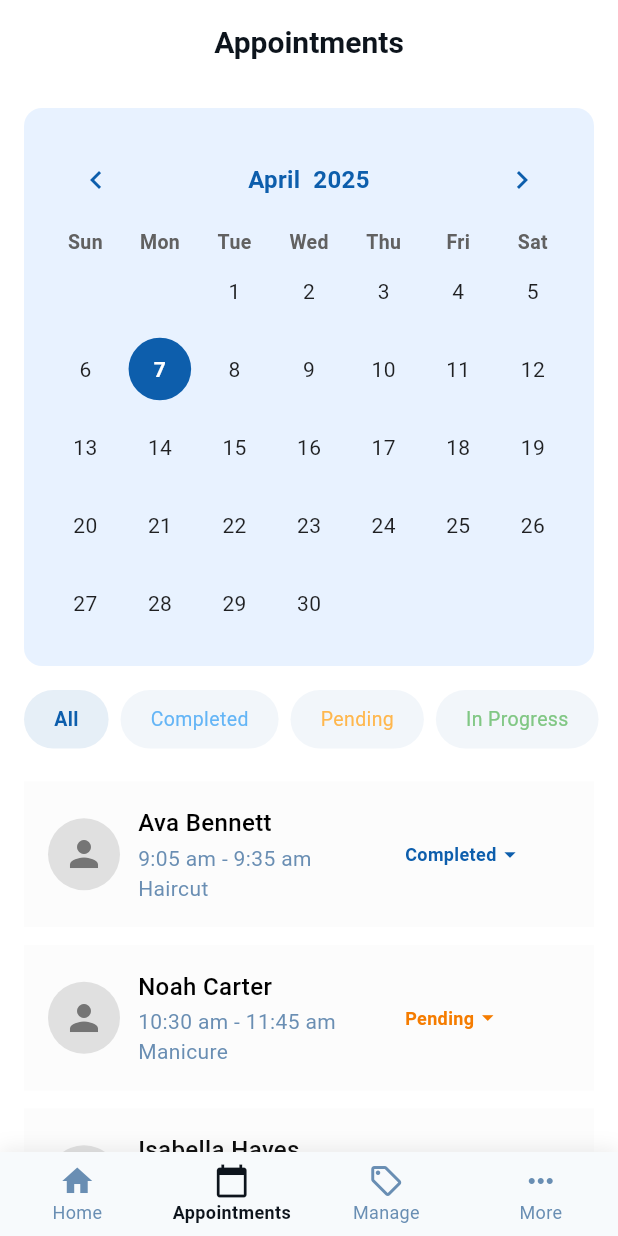
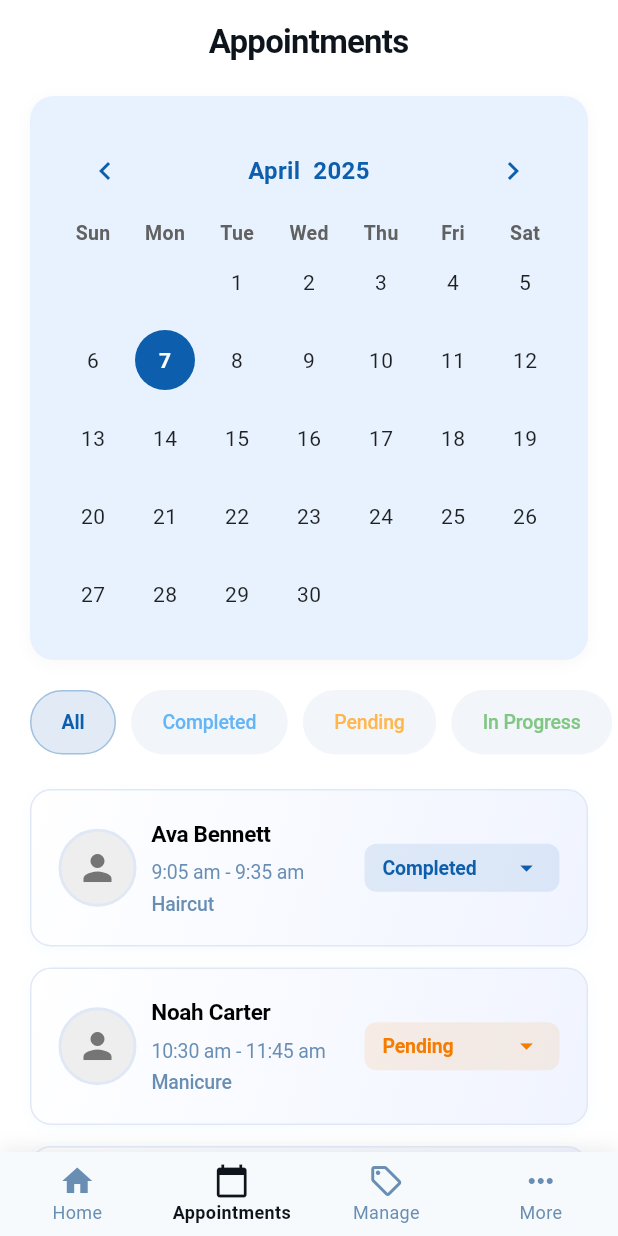
Before and after one commit to Saloon-Booking-System-SLT/Owner-Mobile-App, a Flutter app: the AppointmentsScreen screen opened directly, on a phone screen of 412 x 824 dp. Run offline on Flutter 3.47's test engine with Material 3 defaults, Android fonts, the light colour scheme and no system bars; drawn by our look-alikes of table_calendar; our stand-ins replace image_picker.

Commit message:
Update AppointmentsScreen
Enhance AppointmentsScreen UI: Adjust layout, improve styling, and add unselected text colors

```diff
--- a/lib/presentation/screens/appoinments/appointmentscreen.dart
+++ b/lib/presentation/screens/appoinments/appointmentscreen.dart
@@ -66,14 +66,16 @@ class _AppointmentsScreenState extends State<AppointmentsScreen> {
     return Scaffold(
       backgroundColor: AppColors.white,
       appBar: AppBar(
+        surfaceTintColor: Colors.transparent,
         backgroundColor: AppColors.white,
         elevation: 0,
         title: const Text(
           'Appointments',
           style: TextStyle(
             color: AppColors.textPrimary,
-            fontSize: 20,
+            fontSize: 22,
             fontWeight: FontWeight.w700,
+            letterSpacing: -0.5,
           ),
         ),
         automaticallyImplyLeading: false,
@@ -82,9 +84,9 @@ class _AppointmentsScreenState extends State<AppointmentsScreen> {
       body: SingleChildScrollView(
         child: Column(
           children: [
-            const SizedBox(height: 16),
+            const SizedBox(height: 8),
             _buildCalendar(),
-            const SizedBox(height: 16),
+            const SizedBox(height: 20),
             _buildFilterTabs(),
             const SizedBox(height: 16),
             _buildAppointmentsList(),
@@ -98,11 +100,18 @@ class _AppointmentsScreenState extends State<AppointmentsScreen> {
 
   Widget _buildCalendar() {
     return Container(
-      margin: const EdgeInsets.symmetric(horizontal: 16),
-      padding: const EdgeInsets.all(16),
+      margin: const EdgeInsets.symmetric(horizontal: 20),
+      padding: const EdgeInsets.all(18),
       decoration: BoxDecoration(
         color: const Color(0xFFE8F2FF),
-        borderRadius: BorderRadius.circular(12),
+        borderRadius: BorderRadius.circular(16),
+        boxShadow: [
+          BoxShadow(
+            color: Colors.black.withOpacity(0.03),
+            blurRadius: 8,
+            offset: const Offset(0, 2),
+          ),
+        ],
       ),
       child: TableCalendar(
         firstDay: DateTime(2020, 1, 1),
@@ -121,22 +130,24 @@ class _AppointmentsScreenState extends State<AppointmentsScreen> {
             fontSize: 16,
             fontWeight: FontWeight.w600,
           ),
-          leftChevronIcon: const Icon(
-            Icons.chevron_left,
-            color: Color(0xFF0D5EAC),
-          ),
-          rightChevronIcon: const Icon(
-            Icons.chevron_right,
-            color: Color(0xFF0D5EAC),
-          ),
+          leftChevronIcon: const Icon(Icons.chevron_left, color: Color(0xFF0D5EAC)),
+          rightChevronIcon: const Icon(Icons.chevron_right, color: Color(0xFF0D5EAC)),
           headerPadding: const EdgeInsets.symmetric(vertical: 8),
-          decoration: const BoxDecoration(
-            color: Colors.transparent,
-          ),
+          decoration: const BoxDecoration(color: Colors.transparent),
           titleTextFormatter: (date, locale) {
             final months = [
-              'January', 'February', 'March', 'April', 'May', 'June',
-              'July', 'August', 'September', 'October', 'November', 'December'
+              'January',
+              'February',
+              'March',
+              'April',
+              'May',
+              'June',
+              'July',
+              'August',
+              'September',
+              'October',
+              'November',
+              'December',
             ];
             return '${months[date.month - 1]}  ${date.year}';
           },
@@ -148,16 +159,10 @@ class _AppointmentsScreenState extends State<AppointmentsScreen> {
           weekendTextStyle: const TextStyle(color: Colors.black87),
 
           // Default day style
-          defaultTextStyle: const TextStyle(
-            color: Colors.black87,
-            fontSize: 14,
-          ),
+          defaultTextStyle: const TextStyle(color: Colors.black87, fontSize: 14),
 
           // Selected day style
-          selectedDecoration: const BoxDecoration(
-            color: Color(0xFF0D5EAC),
-            shape: BoxShape.circle,
-          ),
+          selectedDecoration: const BoxDecoration(color: Color(0xFF0D5EAC), shape: BoxShape.circle),
           selectedTextStyle: const TextStyle(
             color: Colors.white,
             fontWeight: FontWeight.w600,
@@ -165,10 +170,7 @@ class _AppointmentsScreenState extends State<AppointmentsScreen> {
           ),
 
           // Today's style
-          todayDecoration: BoxDecoration(
-            color: Colors.grey[300],
-            shape: BoxShape.circle,
-          ),
+          todayDecoration: BoxDecoration(color: Colors.grey[300], shape: BoxShape.circle),
           todayTextStyle: const TextStyle(
             color: Colors.black87,
             fontWeight: FontWeight.w600,
@@ -211,9 +213,10 @@ class _AppointmentsScreenState extends State<AppointmentsScreen> {
     final filters = ['All', 'Completed', 'Pending', 'In Progress'];
     return SingleChildScrollView(
       scrollDirection: Axis.horizontal,
-      padding: const EdgeInsets.symmetric(horizontal: 16),
+      padding: const EdgeInsets.symmetric(horizontal: 20),
       child: Row(
-        children: filters.map((filter) {
+        children:
+            filters.map((filter) {
               bool isSelected = filter == _selectedFilter;
               Color filterColor = _filterColors[filter] ?? const Color(0xFF0D5EAC);
               Color unselectedColor = _filterUnselectedColors[filter] ?? Colors.grey[700]!;
@@ -225,18 +228,23 @@ class _AppointmentsScreenState extends State<AppointmentsScreen> {
                   });
                 },
                 child: Container(
-              margin: const EdgeInsets.only(right: 8),
-              padding: const EdgeInsets.symmetric(horizontal: 20, vertical: 10),
+                  margin: const EdgeInsets.only(right: 10),
+                  padding: const EdgeInsets.symmetric(horizontal: 20, vertical: 11),
                   decoration: BoxDecoration(
-                color: isSelected ? filterColor.withOpacity(0.1) : AppColors.buttonBackground,
-                borderRadius: BorderRadius.circular(20),
+                    color: isSelected ? filterColor.withOpacity(0.12) : AppColors.buttonBackground,
+                    borderRadius: BorderRadius.circular(22),
+                    border: Border.all(
+                      color: isSelected ? filterColor.withOpacity(0.3) : Colors.transparent,
+                      width: 1,
+                    ),
                   ),
                   child: Text(
                     filter,
                     style: TextStyle(
                       color: isSelected ? filterColor : unselectedColor,
-                  fontWeight: isSelected ? FontWeight.w600 : FontWeight.normal,
+                      fontWeight: isSelected ? FontWeight.w600 : FontWeight.w500,
                       fontSize: 13,
+                      letterSpacing: -0.1,
                     ),
                   ),
                 ),
@@ -245,24 +253,28 @@ class _AppointmentsScreenState extends State<AppointmentsScreen> {
       ),
     );
   }
+
   Widget _buildAppointmentsList() {
     final filteredIndices = _getFilteredAppointmentIndices();
 
     if (filteredIndices.isEmpty) {
       return Padding(
-        padding: const EdgeInsets.all(32.0),
+        padding: const EdgeInsets.all(40.0),
         child: Text(
           'No appointments found',
           style: TextStyle(
-            fontSize: 14,
+            fontSize: 15,
             color: Colors.grey[600],
+            fontWeight: FontWeight.w500,
+            letterSpacing: -0.2,
           ),
         ),
       );
     }
 
     return Column(
-      children: filteredIndices.map((index) {
+      children:
+          filteredIndices.map((index) {
             final appointment = _allAppointments[index];
             return _buildAppointmentCard(
               index,
@@ -279,21 +291,37 @@ class _AppointmentsScreenState extends State<AppointmentsScreen> {
     final statusColor = _getStatusColor(status);
 
     return Container(
-      margin: const EdgeInsets.symmetric(horizontal: 16, vertical: 6),
-      padding: const EdgeInsets.all(16),
+      margin: const EdgeInsets.symmetric(horizontal: 20, vertical: 7),
+      padding: const EdgeInsets.all(18),
       decoration: BoxDecoration(
-        color: AppColors.cardBackground,
-        // borderRadius: BorderRadius.circular(8),
-        // border: Border.all(color: Colors.grey[300]!),
+        gradient: LinearGradient(
+          begin: Alignment.topLeft,
+          end: Alignment.bottomRight,
+          colors: [Colors.white, const Color(0xFFF0F4FF)],
+        ),
+        borderRadius: BorderRadius.circular(14),
+        border: Border.all(color: const Color(0xFFE1E8F5), width: 1),
+        boxShadow: [
+          BoxShadow(
+            color: Colors.blue.withOpacity(0.04),
+            blurRadius: 8,
+            offset: const Offset(0, 2),
+          ),
+        ],
       ),
       child: Row(
         children: [
-          CircleAvatar(
-            radius: 24,
-            backgroundColor: Colors.grey[300],
+          Container(
+            width: 52,
+            height: 52,
+            decoration: BoxDecoration(
+              color: Colors.grey[200],
+              shape: BoxShape.circle,
+              border: Border.all(color: const Color(0xFFE1E8F5), width: 2),
+            ),
             child: Icon(Icons.person, color: Colors.grey[600], size: 28),
           ),
-          const SizedBox(width: 12),
+          const SizedBox(width: 10),
           Expanded(
             child: Column(
               crossAxisAlignment: CrossAxisAlignment.start,
@@ -301,54 +329,74 @@ class _AppointmentsScreenState extends State<AppointmentsScreen> {
                 Text(
                   name,
                   style: const TextStyle(
-                    fontSize: 16,
-                    fontWeight: FontWeight.w500,
+                    fontSize: 15,
+                    fontWeight: FontWeight.w600,
                     color: AppColors.black,
+                    letterSpacing: -0.2,
+                  ),
+                ),
+                const SizedBox(height: 6),
+                Text(
+                  time,
+                  style: const TextStyle(
+                    fontSize: 13,
+                    color: AppColors.text7,
+                    fontWeight: FontWeight.w400,
+                    letterSpacing: -0.1,
                   ),
                 ),
                 const SizedBox(height: 2),
                 Text(
-                  time,
-                  style: TextStyle(fontSize: 14, color: AppColors.text7),
+                  service,
+                  style: const TextStyle(
+                    fontSize: 13,
+                    color: AppColors.text7,
+                    fontWeight: FontWeight.w500,
+                    letterSpacing: -0.1,
                   ),
-                Text(
-                  service,
-                  style: TextStyle(fontSize:  14, color: AppColors.text7),
                 ),
               ],
             ),
           ),
-          const SizedBox(width: 8),
-          SizedBox(
-            width: 110,
-            child: PopupMenuButton<String>(
-              offset: const Offset(0, 35),
+          const SizedBox(width: 4),
+          PopupMenuButton<String>(
+            offset: const Offset(0, 40),
+            shape: RoundedRectangleBorder(borderRadius: BorderRadius.circular(12)),
             onSelected: (String newStatus) {
               setState(() {
                 _appointmentStatuses[index] = newStatus;
               });
             },
-              itemBuilder: (BuildContext context) => [
+            itemBuilder:
+                (BuildContext context) => [
                   _buildPopupMenuItem('Completed', AppColors.statusBlue),
                   _buildPopupMenuItem('Pending', AppColors.statusYellow),
                   _buildPopupMenuItem('In Progress', AppColors.statusGreen),
                   _buildPopupMenuItem('Cancel', AppColors.statusRed),
                 ],
+            child: Container(
+              width: 130,
+              padding: const EdgeInsets.symmetric(horizontal: 12, vertical: 6),
+              decoration: BoxDecoration(
+                color: statusColor.withOpacity(0.1),
+                borderRadius: BorderRadius.circular(8),
+              ),
               child: Row(
-                mainAxisSize: MainAxisSize.min,
+                mainAxisAlignment: MainAxisAlignment.spaceBetween,
                 children: [
-                  Flexible(
+                  Expanded(
                     child: Text(
                       status,
                       style: TextStyle(
-                        fontSize: 12,
+                        fontSize: 13,
                         color: statusColor,
                         fontWeight: FontWeight.w600,
+                        letterSpacing: -0.1,
                       ),
                       overflow: TextOverflow.ellipsis,
                     ),
                   ),
-                  Icon(Icons.arrow_drop_down, size: 18, color: statusColor),
+                  Icon(Icons.arrow_drop_down, size: 20, color: statusColor),
                 ],
               ),
             ),
@@ -361,14 +409,7 @@ class _AppointmentsScreenState extends State<AppointmentsScreen> {
   PopupMenuItem<String> _buildPopupMenuItem(String text, Color color) {
     return PopupMenuItem<String>(
       value: text,
-      child: Text(
-        text,
-        style: TextStyle(
-          color: color,
-          fontWeight: FontWeight.w600,
-          fontSize: 13,
-        ),
-      ),
+      child: Text(text, style: TextStyle(color: color, fontWeight: FontWeight.w600, fontSize: 13)),
     );
   }
 
```
Lines whose indentation alone changed are shown as unchanged.
